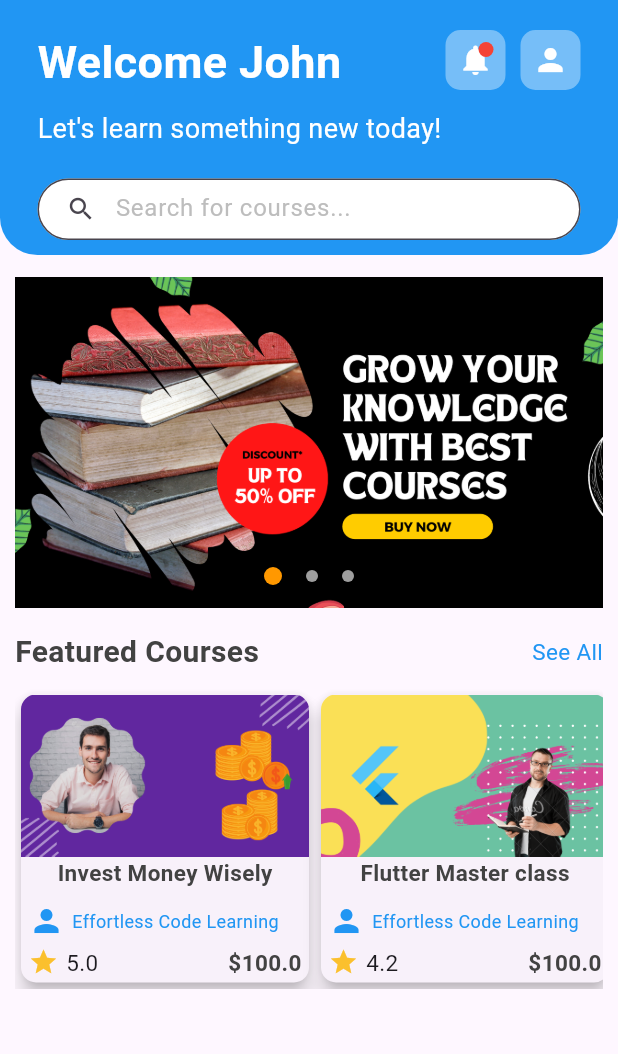
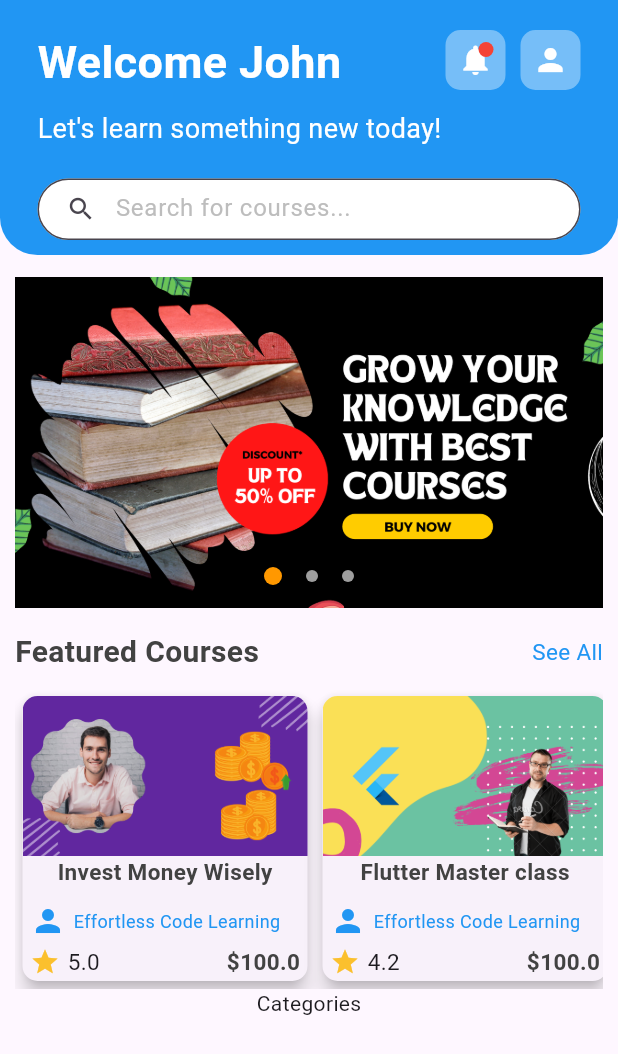
Before and after one commit to adogbeji/FlutterElearningAppPrototype, a Flutter app: the CourseHomeScreen screen opened by its route, on a phone screen of 412 x 824 dp. Shown: the top 1054 px of the screen. Run offline on Flutter 3.47's test engine with Material 3 defaults, Android fonts, the light colour scheme and no system bars.

Commit message:
Start building CategoryList widget & import --> course home screen

```diff
--- a/lib/views/home/course_home_screen.dart
+++ b/lib/views/home/course_home_screen.dart
@@ -4,6 +4,7 @@ import 'package:elearning_app_prototype/views/home/widgets/course_header.dart';
 import 'package:elearning_app_prototype/views/home/widgets/course_search.dart';
 import 'package:elearning_app_prototype/views/home/widgets/offers.dart';
 import 'package:elearning_app_prototype/views/home/widgets/featured_courses.dart';
+import 'package:elearning_app_prototype/views/home/widgets/category_list.dart';
 
 class CourseHomeScreen extends StatelessWidget {
   const CourseHomeScreen({super.key});
@@ -42,7 +43,8 @@ class CourseHomeScreen extends StatelessWidget {
               child: Column(
                 children: [
                   Offers(),
-                  FeaturedCourses(),
+                  const FeaturedCourses(),
+                  const CategoryList(),
                 ],
               ),
             ),
--- /dev/null
+++ b/lib/views/home/widgets/category_list.dart
@@ -0,0 +1,14 @@
+import 'package:flutter/material.dart';
+
+class CategoryList extends StatelessWidget {
+  const CategoryList({super.key});
+
+  @override
+  Widget build(BuildContext context) {
+    return const Column(
+      children: [
+        Text('Categories'),
+      ],
+    );
+  }
+}
--- a/lib/views/home/widgets/course_item.dart
+++ b/lib/views/home/widgets/course_item.dart
@@ -11,6 +11,8 @@ class CourseItem extends StatelessWidget {
   Widget build(BuildContext context) {
     return SizedBox(
       width: 200,
+      child: Padding(
+        padding: const EdgeInsets.all(1.0),
         child: Card(
           clipBehavior: Clip.antiAlias,
           elevation: 5,
@@ -99,6 +101,7 @@ class CourseItem extends StatelessWidget {
             ),
           ),
         ),
+      ),
     );
   }
 }
```
Lines whose indentation alone changed are shown as unchanged.
